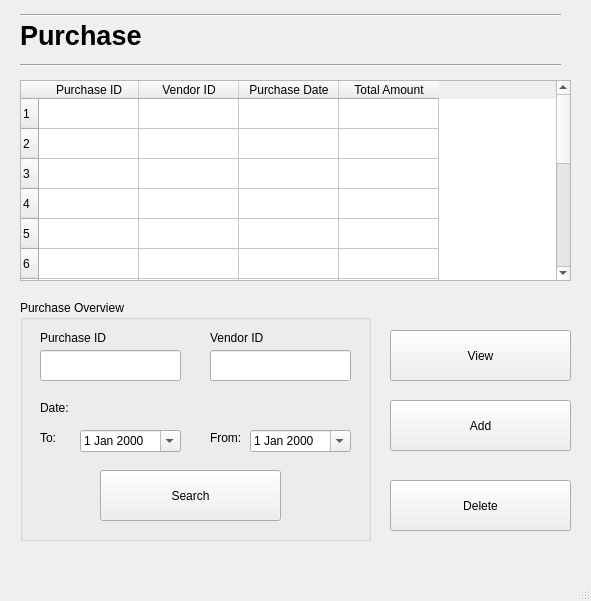
The window that Screens/Purchase.ui (basil-ali-khan/Inventory-Management-System) describes before a commit, drawn with Qt 5.
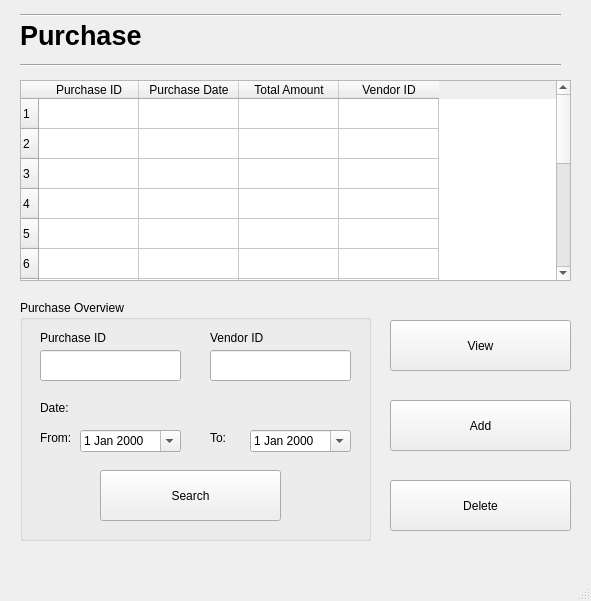
The same window after the commit.

Commit message: Purchase screen is fully functional now

Diff of the .ui file:
```diff
--- a/Screens/Purchase.ui
+++ b/Screens/Purchase.ui
@@ -143,11 +143,6 @@
       <string>Purchase ID</string>
      </property>
     </column>
-    <column>
-     <property name="text">
-      <string>Vendor ID</string>
-     </property>
-    </column>
     <column>
      <property name="text">
       <string>Purchase Date</string>
@@ -158,6 +153,11 @@
       <string>Total Amount</string>
      </property>
     </column>
+    <column>
+     <property name="text">
+      <string>Vendor ID</string>
+     </property>
+    </column>
    </widget>
    <widget class="QGroupBox" name="groupBox">
     <property name="geometry">
@@ -233,7 +233,7 @@
     <widget class="QLabel" name="label_6">
      <property name="geometry">
       <rect>
-       <x>20</x>
+       <x>190</x>
        <y>130</y>
        <width>55</width>
        <height>16</height>
@@ -246,7 +246,7 @@
     <widget class="QDateEdit" name="dateEdit_2">
      <property name="geometry">
       <rect>
-       <x>60</x>
+       <x>230</x>
        <y>130</y>
        <width>101</width>
        <height>22</height>
@@ -259,7 +259,7 @@
     <widget class="QLabel" name="label_7">
      <property name="geometry">
       <rect>
-       <x>190</x>
+       <x>20</x>
        <y>130</y>
        <width>55</width>
        <height>16</height>
@@ -272,7 +272,7 @@
     <widget class="QDateEdit" name="dateEdit_3">
      <property name="geometry">
       <rect>
-       <x>230</x>
+       <x>60</x>
        <y>130</y>
        <width>101</width>
        <height>22</height>
@@ -333,7 +333,7 @@
     <property name="geometry">
      <rect>
       <x>390</x>
-      <y>330</y>
+      <y>320</y>
       <width>181</width>
       <height>51</height>
      </rect>
```
Left out of the diff: 10 changed lines with no effect on the pictures. The commit also changes 5 other files.
